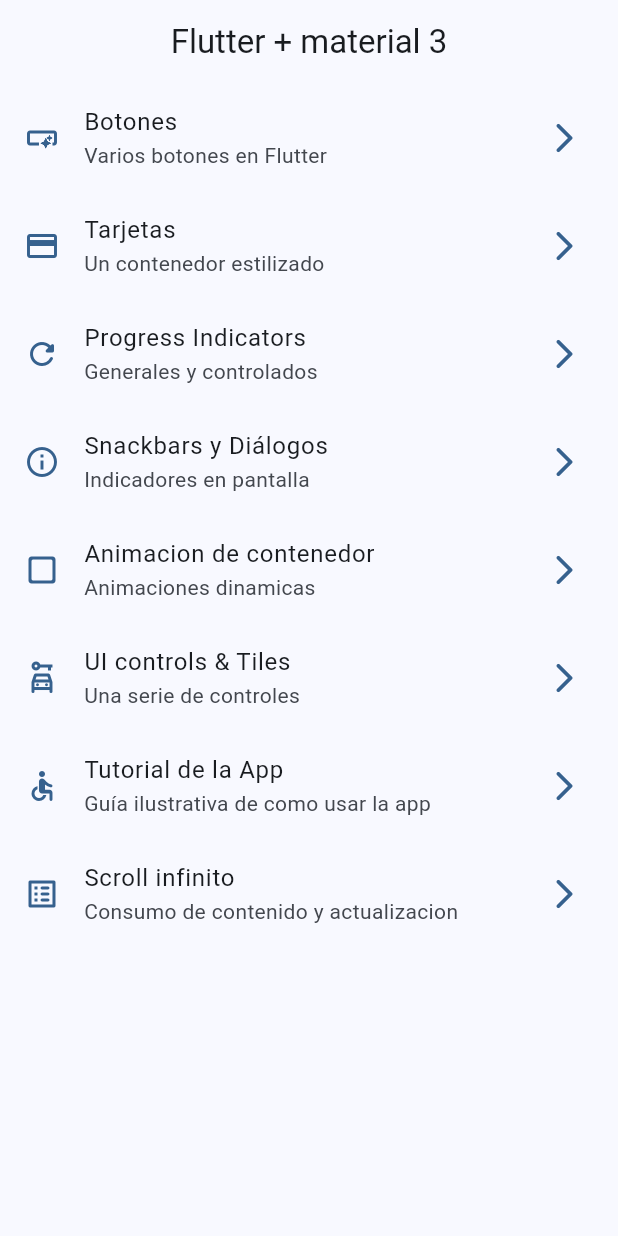
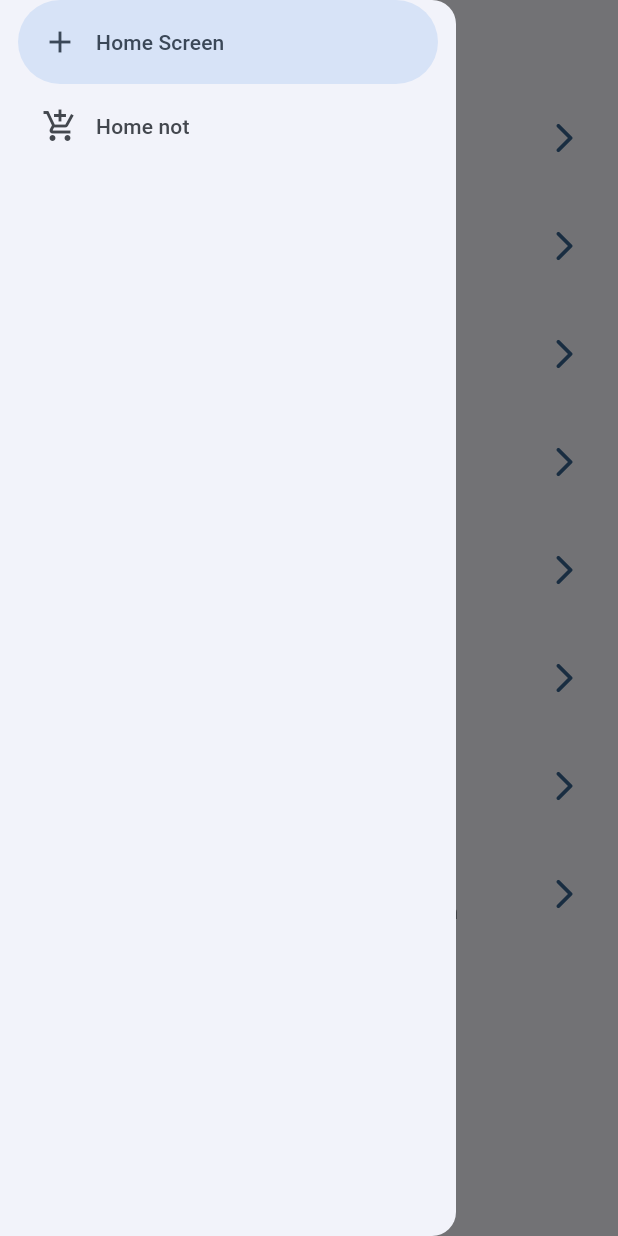
Before and after one commit to josetapia97/FlutterCardPlay, a Flutter app: the screen it shows after launch, with the side drawer open (before the commit the screen has no drawer), on a phone screen of 412 x 824 dp. Run offline on Flutter 3.47's test engine with Material 2 defaults, Android fonts, the phone set to English and light mode, and no system bars; our stand-ins replace animate_do, go_router.

Commit message:
Finish inf scroll y comienzo Menu lateral

```diff
--- a/lib/presentation/screens/home/home_screen.dart
+++ b/lib/presentation/screens/home/home_screen.dart
@@ -1,6 +1,7 @@
 import 'package:flutter/material.dart';
 import 'package:go_router/go_router.dart';
 import 'package:widgets_app/config/theme/menu/menu_items.dart';
+import 'package:widgets_app/presentation/widgets/side_menu.dart';
 
 
 class HomeScreen extends StatelessWidget {
@@ -14,6 +15,7 @@ class HomeScreen extends StatelessWidget {
         title: const Text('Flutter + material 3'),
       ),
       body: const _HomeView(),
+      drawer: const SideMenu(),
     );
   }
 }
--- /dev/null
+++ b/lib/presentation/widgets/side_menu.dart
@@ -0,0 +1,30 @@
+import 'package:flutter/material.dart';
+
+class SideMenu extends StatefulWidget {
+  const SideMenu({super.key});
+
+  @override
+  State<SideMenu> createState() => _SideMenuState();
+}
+
+class _SideMenuState extends State<SideMenu> {
+  int navDrawerIndex = 0;
+
+  @override
+  Widget build(BuildContext context) {
+    return NavigationDrawer(
+        selectedIndex: navDrawerIndex,
+        onDestinationSelected: (value) {
+          setState(() {
+            navDrawerIndex = value;
+          });
+        },
+        children: [
+          NavigationDrawerDestination(
+              icon: const Icon(Icons.add), label: const Text('Home Screen')),
+          NavigationDrawerDestination(
+              icon: const Icon(Icons.add_shopping_cart),
+              label: const Text('Home not')),
+        ]);
+  }
+}
```
Also changed, not shown: lib/presentation/screens/infinite_scroll/infinite_scroll_screen.dart (+32 -17 lines).
